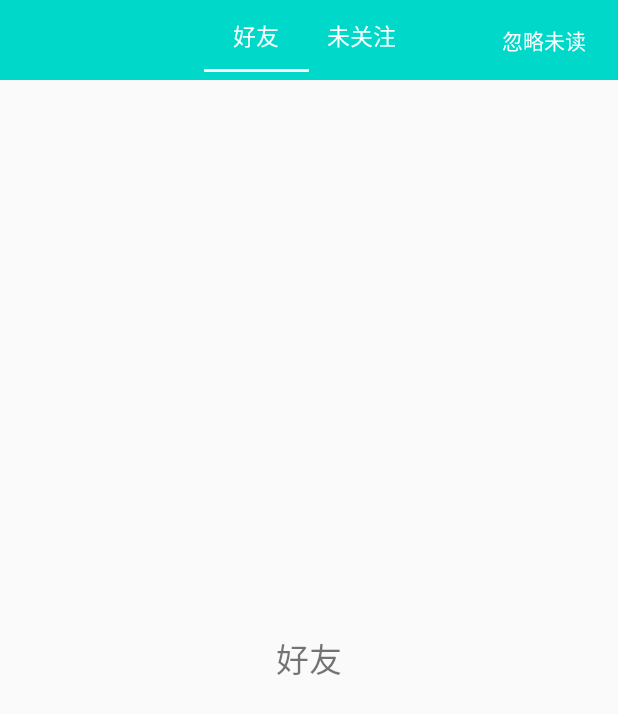
After one commit to ImitateTeam/IngkeeLike, an Android app: the MessageActivity screen opened directly, with no data from a screen before it, on a phone screen of 412 x 824 dp. The commit adds this screen. Shown: the top 714 px of the screen. Run offline under Robolectric (Android 15) with nearby library versions, the phone set to English and light mode, and no system bars; our stand-ins replace ButterKnife; libraries missing offline, so code that uses them is left out: rx.android.schedulers, rx.functions, rx.subjects, rx.subscriptions.

Commit message:
封装TitleLayout

```diff
--- a/app/src/main/java/com/live/ingkeelike/ui/base/BaseActivity.java
+++ b/app/src/main/java/com/live/ingkeelike/ui/base/BaseActivity.java
@@ -28,8 +28,8 @@ public abstract class BaseActivity<T extends BasePresenter, E extends BaseModel>
 
     @Override
     protected void onCreate(@Nullable Bundle savedInstanceState) {
+        doBeforeSetcontentView();
         super.onCreate(savedInstanceState);
-        doBeforeSetcontentView();
         setContentView(getLayoutId());
         ButterKnife.bind(this);
         mContext = this;
--- /dev/null
+++ b/app/src/main/java/com/live/ingkeelike/ui/personal/message/activity/MessageActivity.java
@@ -0,0 +1,59 @@
+package com.live.ingkeelike.ui.personal.message.activity;
+
+import android.support.design.widget.TabLayout;
+import android.support.v4.app.Fragment;
+import android.support.v4.view.ViewPager;
+
+import com.live.ingkeelike.R;
+import com.live.ingkeelike.ui.base.BaseActivity;
+import com.live.ingkeelike.ui.base.BaseFragmentAdapter;
+import com.live.ingkeelike.ui.home.fragment.SimpleFragment;
+
+import java.util.ArrayList;
+import java.util.Arrays;
+import java.util.List;
+
+import butterknife.Bind;
+
+/**
+ * 消息界面
+ * Created by yuan on 2017/1/13.
+ */
+public class MessageActivity extends BaseActivity {
+
+    @Bind(R.id.mess_tl)
+    TabLayout mess_tl;
+
+    @Bind(R.id.mess_vp)
+    ViewPager mess_vp;
+
+    private List<Fragment> fragments = new ArrayList<>();
+    private String[] titles = {"好友", "未关注"};
+
+
+    @Override
+    public int getLayoutId() {
+        return R.layout.activity_message;
+    }
+
+    @Override
+    public void initPresenter() {
+
+    }
+
+    @Override
+    public void initView() {
+        initData();
+    }
+
+    /**
+     * 初始化数据
+     */
+    private void initData() {
+        for (int i = 0; i < titles.length; i++) {
+            fragments.add(SimpleFragment.newInstance(titles[i]));
+        }
+        mess_vp.setAdapter(new BaseFragmentAdapter(getSupportFragmentManager(),fragments, Arrays.asList(titles)));
+        mess_tl.setupWithViewPager(mess_vp);
+    }
+}
--- /dev/null
+++ b/app/src/main/res/drawable/back_btn_selector.xml
@@ -0,0 +1,5 @@
+<?xml version="1.0" encoding="utf-8"?>
+<selector xmlns:android="http://schemas.android.com/apk/res/android">
+    <item android:drawable="@drawable/back_pressed" android:state_pressed="true" />
+    <item android:drawable="@drawable/back" />
+</selector>
--- /dev/null
+++ b/app/src/main/res/drawable/txt_press_color.xml
@@ -0,0 +1,5 @@
+<?xml version="1.0" encoding="utf-8"?>
+<selector xmlns:android="http://schemas.android.com/apk/res/android">
+    <item android:color="@color/txt_press_grey" android:state_pressed="true" />
+    <item android:color="@color/white" />
+</selector>
--- /dev/null
+++ b/app/src/main/res/layout/activity_message.xml
@@ -0,0 +1,46 @@
+<?xml version="1.0" encoding="utf-8"?>
+<LinearLayout xmlns:android="http://schemas.android.com/apk/res/android"
+    xmlns:app="http://schemas.android.com/apk/res-auto"
+    android:layout_width="match_parent"
+    android:layout_height="match_parent"
+    android:orientation="vertical">
+
+    <RelativeLayout
+        android:layout_width="match_parent"
+        android:layout_height="wrap_content"
+        android:background="@color/mainColor">
+
+
+        <android.support.design.widget.TabLayout
+            android:id="@+id/mess_tl"
+            android:layout_width="180dp"
+            android:layout_height="wrap_content"
+            android:layout_centerInParent="true"
+            android:paddingBottom="5dp"
+            app:tabGravity="center"
+            app:tabIndicatorColor="@android:color/white"
+            app:tabIndicatorHeight="2dp"
+            app:tabMode="fixed"
+            app:tabSelectedTextColor="@android:color/white"
+            app:tabTextAppearance="@style/TabLayoutTextStyle"
+            app:tabTextColor="@android:color/white" />
+
+        <Button
+            android:background="@null"
+            android:layout_width="wrap_content"
+            android:layout_height="wrap_content"
+            android:layout_alignParentRight="true"
+            android:layout_centerVertical="true"
+            android:layout_marginRight="5dp"
+            android:text="忽略未读"
+            android:textColor="@color/white"
+            android:textSize="14sp" />
+
+    </RelativeLayout>
+
+    <android.support.v4.view.ViewPager
+        android:id="@+id/mess_vp"
+        android:layout_width="match_parent"
+        android:layout_height="match_parent" />
+
+</LinearLayout>
--- a/app/src/main/res/values/colors.xml
+++ b/app/src/main/res/values/colors.xml
@@ -3,4 +3,7 @@
     <color name="colorPrimary">#3F51B5</color>
     <color name="colorPrimaryDark">#303F9F</color>
     <color name="colorAccent">#FF4081</color>
+    <color name="mainColor">#00D8C9</color>
+    <color name="white">#ffffff</color>
+    <color name="txt_press_grey">#cdcdcd</color>
 </resources>
--- a/app/src/main/res/values/dimens.xml
+++ b/app/src/main/res/values/dimens.xml
@@ -3,4 +3,5 @@
     <dimen name="activity_horizontal_margin">16dp</dimen>
     <dimen name="activity_vertical_margin">16dp</dimen>
     <dimen name="home_actvity_tab_height">58dp</dimen>
+    <dimen name="text_15_sp">15sp</dimen>
 </resources>
--- a/app/src/main/res/values/styles.xml
+++ b/app/src/main/res/values/styles.xml
@@ -8,4 +8,8 @@
         <item name="colorAccent">@color/colorAccent</item>
     </style>
 
+    <style name="TabLayoutTextStyle">
+        <item name="android:textSize">@dimen/text_15_sp</item>
+    </style>
+
 </resources>
```
Also changed, not shown: app/src/main/AndroidManifest.xml (+14 -10 lines), app/src/main/java/com/live/ingkeelike/ui/personal/setting/activity/SettingActivity.java (added, +40 -0 lines), app/src/main/java/com/live/ingkeelike/widget/TitleLayout.java (added, +86 -0 lines), app/src/main/res/layout/activity_setting.xml (added, +14 -0 lines), app/src/main/res/layout/view_title.xml (added, +36 -0 lines), app/src/main/res/values/attrs.xml (added, +9 -0 lines), app/src/main/res/drawable-xxhdpi/back.png (added), app/src/main/res/drawable-xxhdpi/back_pressed.png (added).
